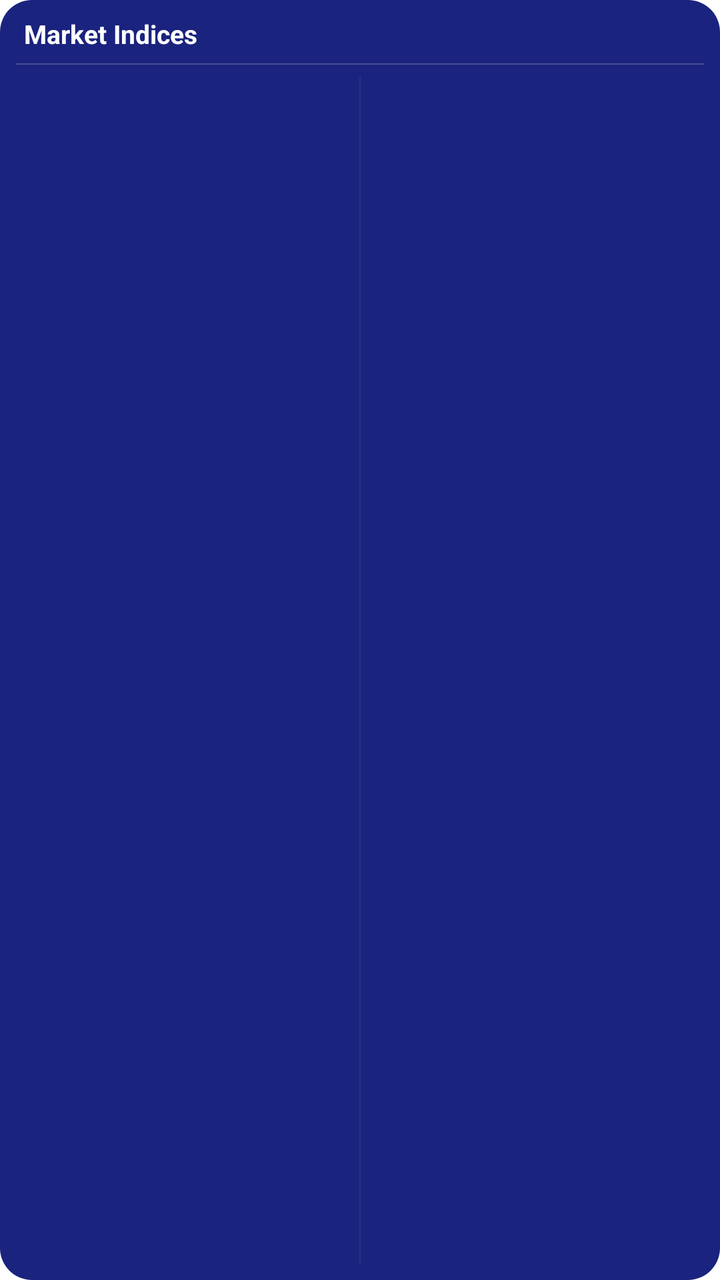
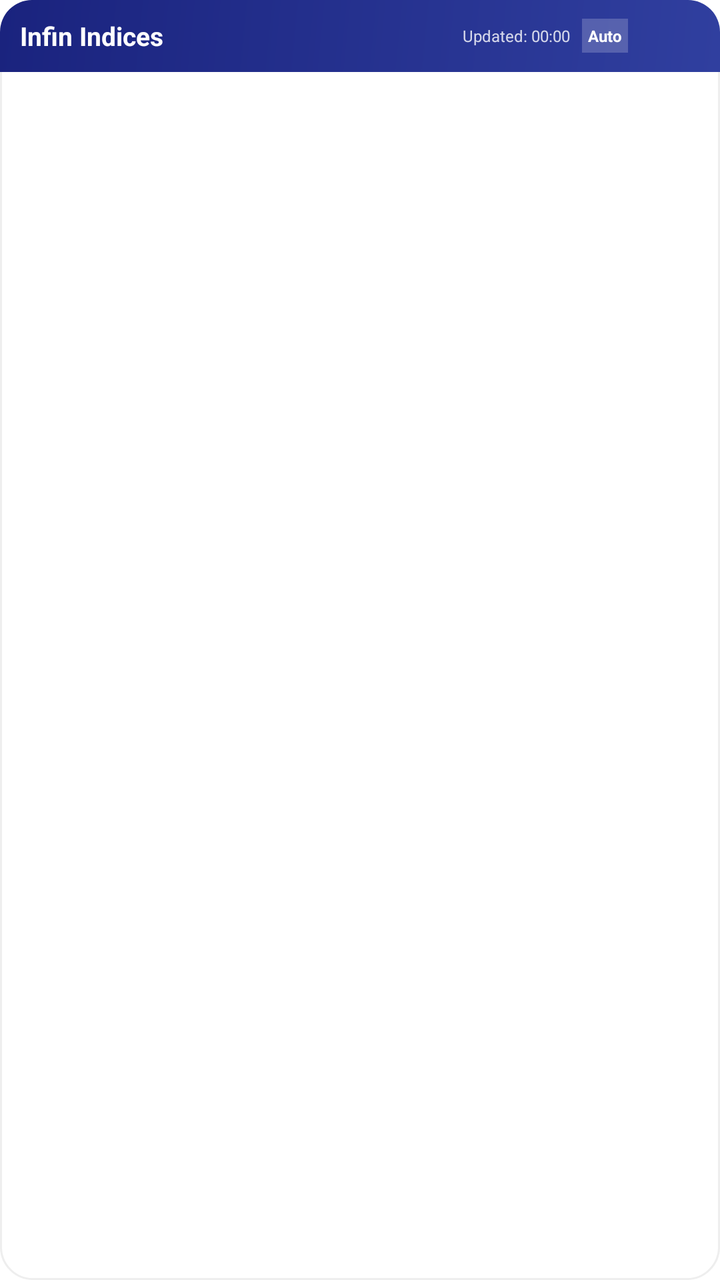

The first picture is an Android layout as it rendered before a commit; the second is the same layout after the commit. The layout source and the unified diff follow.
<!-- AndroidManifest.xml: fallback theme Theme.MaterialComponents.DayNight.NoActionBar -->
<!-- res/layout/index_widget.xml -->
<?xml version="1.0" encoding="utf-8"?>
<LinearLayout xmlns:android="http://schemas.android.com/apk/res/android"
    android:layout_width="match_parent"
    android:layout_height="match_parent"
    android:orientation="vertical"
    android:padding="8dp"
    android:background="@drawable/widget_background">

    <LinearLayout
        android:layout_width="match_parent"
        android:layout_height="wrap_content"
        android:orientation="horizontal"
        android:gravity="center_vertical"
        android:paddingLeft="4dp"
        android:paddingRight="4dp">
        <TextView
            android:id="@+id/widget_title"
            android:layout_width="0dp"
            android:layout_weight="1"
            android:layout_height="wrap_content"
            android:text="Market Indices"
            android:textStyle="bold"
            android:textColor="#FFFFFF"
            android:textSize="13sp" />
        <ImageView
            android:layout_width="14dp"
            android:layout_height="14dp"
            android:src="@mipmap/ic_launcher" />
    </LinearLayout>

    <LinearLayout
        android:layout_width="match_parent"
        android:layout_height="0.5dp"
        android:background="#33FFFFFF"
        android:layout_marginTop="6dp"
        android:layout_marginBottom="6dp"
        android:orientation="horizontal" />

    <TextView
        android:id="@+id/empty_view"
        android:layout_width="match_parent"
        android:layout_height="match_parent"
        android:gravity="center"
        android:text="No bookmarks.\nOpen app to add."
        android:textColor="#AAFFFFFF"
        android:textSize="11sp"
        android:visibility="gone" />

    <LinearLayout
        android:id="@+id/indices_container"
        android:layout_width="match_parent"
        android:layout_height="match_parent"
        android:orientation="horizontal">

        
        <LinearLayout
            android:layout_width="0dp"
            android:layout_weight="1"
            android:layout_height="match_parent"
            android:orientation="vertical"
            android:paddingRight="4dp">
            <LinearLayout android:id="@+id/item1" android:layout_width="match_parent" android:layout_height="wrap_content" android:orientation="vertical" />
            <LinearLayout android:id="@+id/item2" android:layout_width="match_parent" android:layout_height="wrap_content" android:orientation="vertical" />
            <LinearLayout android:id="@+id/item3" android:layout_width="match_parent" android:layout_height="wrap_content" android:orientation="vertical" />
            <LinearLayout android:id="@+id/item4" android:layout_width="match_parent" android:layout_height="wrap_content" android:orientation="vertical" />
            <LinearLayout android:id="@+id/item5" android:layout_width="match_parent" android:layout_height="wrap_content" android:orientation="vertical" />
            <LinearLayout android:id="@+id/item6" android:layout_width="match_parent" android:layout_height="wrap_content" android:orientation="vertical" />
        </LinearLayout>

        
        <LinearLayout
            android:layout_width="0.5dp"
            android:layout_height="match_parent"
            android:background="#11FFFFFF"
            android:orientation="vertical" />

        
        <LinearLayout
            android:layout_width="0dp"
            android:layout_weight="1"
            android:layout_height="match_parent"
            android:orientation="vertical"
            android:paddingLeft="4dp">
            <LinearLayout android:id="@+id/item7" android:layout_width="match_parent" android:layout_height="wrap_content" android:orientation="vertical" />
            <LinearLayout android:id="@+id/item8" android:layout_width="match_parent" android:layout_height="wrap_content" android:orientation="vertical" />
            <LinearLayout android:id="@+id/item9" android:layout_width="match_parent" android:layout_height="wrap_content" android:orientation="vertical" />
            <LinearLayout android:id="@+id/item10" android:layout_width="match_parent" android:layout_height="wrap_content" android:orientation="vertical" />
            <LinearLayout android:id="@+id/item11" android:layout_width="match_parent" android:layout_height="wrap_content" android:orientation="vertical" />
            <LinearLayout android:id="@+id/item12" android:layout_width="match_parent" android:layout_height="wrap_content" android:orientation="vertical" />
        </LinearLayout>

    </LinearLayout>
</LinearLayout>
<!-- resources referenced by this layout -->
<resources>
  <!-- drawable widget_background (drawable) -->
  <?xml version="1.0" encoding="utf-8"?>
  <shape xmlns:android="http://schemas.android.com/apk/res/android">
      <solid android:color="#1A237E" />
      <corners android:radius="16dp" />
  </shape>
  <!-- mipmap ic_launcher (mipmap-anydpi-v26) -->
  <?xml version="1.0" encoding="utf-8"?>
  <adaptive-icon xmlns:android="http://schemas.android.com/apk/res/android">
      <background android:drawable="@color/ic_launcher_background"/>
      <foreground android:drawable="@drawable/ic_launcher_foreground"/>
  </adaptive-icon>
  <color name="ic_launcher_background">#1A237E</color>
  <!-- drawable ic_launcher_foreground (drawable) -->
  <vector xmlns:android="http://schemas.android.com/apk/res/android"
      android:width="108dp"
      android:height="108dp"
      android:viewportWidth="108"
      android:viewportHeight="108">
  
      
      <path
          android:fillColor="#1A237E"
          android:pathData="M54,54m-30,0a30,30 0,1 1,60 0a30,30 0,1 1,-60 0" />
  
      
      
      <path
          android:strokeColor="#FFFFFF"
          android:strokeWidth="6"
          android:strokeLineCap="round"
          android:pathData="M44,45 L44,68" />
  
      
      <path
          android:strokeColor="#FFFFFF"
          android:strokeWidth="6"
          android:strokeLineCap="round"
          android:pathData="M54,68 L54,52 Q57,44 68,44 L68,68" />
  
      
      <path
          android:fillColor="#FFFFFF"
          android:pathData="M44,34m-4,0a4,4 0,1 1,8 0a4,4 0,1 1,-8 0" />
  
      
      <path
          android:strokeColor="#FFFFFF"
          android:strokeWidth="3.5"
          android:strokeLineCap="round"
          android:pathData="M35,76 Q54,82 73,76" />
  </vector>
</resources>

<!-- the commit's change to res/layout/index_widget.xml (unified diff, before → after) -->
@@ -3,91 +3,111 @@
     android:layout_width="match_parent"
     android:layout_height="match_parent"
     android:orientation="vertical"
-    android:padding="8dp"
-    android:background="@drawable/widget_background">
+    android:background="@drawable/widget_background"
+    android:clickable="false">
 
+    
     <LinearLayout
+        android:id="@+id/header_bar"
         android:layout_width="match_parent"
-        android:layout_height="wrap_content"
+        android:layout_height="36dp"
         android:orientation="horizontal"
         android:gravity="center_vertical"
-        android:paddingLeft="4dp"
-        android:paddingRight="4dp">
+        android:paddingLeft="10dp"
+        android:paddingRight="10dp"
+        android:background="@drawable/header_background"
+        android:clickable="true">
+
         <TextView
             android:id="@+id/widget_title"
             android:layout_width="0dp"
             android:layout_weight="1"
             android:layout_height="wrap_content"
-            android:text="Market Indices"
+            android:text="Infin Indices"
             android:textStyle="bold"
             android:textColor="#FFFFFF"
-            android:textSize="13sp" />
-        <ImageView
-            android:layout_width="14dp"
-            android:layout_height="14dp"
-            android:src="@mipmap/ic_launcher" />
+            android:textSize="13sp"
+            android:clickable="false" />
+
+        <TextView
+            android:id="@+id/last_refresh_label"
+            android:layout_width="wrap_content"
+            android:layout_height="wrap_content"
+            android:text="Updated: "
+            android:textColor="#CCFFFFFF"
+            android:textSize="8sp" />
+
+        <TextView
+            android:id="@+id/last_refresh"
+            android:layout_width="wrap_content"
+            android:layout_height="wrap_content"
+            android:text="00:00"
+            android:textColor="#CCFFFFFF"
+            android:textSize="8sp"
+            android:layout_marginRight="6dp" />
+
+        <TextView
+            android:id="@+id/btn_toggle_cols"
+            android:layout_width="wrap_content"
+            android:layout_height="wrap_content"
+            android:text="Auto"
+            android:textColor="#FFFFFF"
+            android:textSize="8sp"
+            android:textStyle="bold"
+            android:background="#33FFFFFF"
+            android:padding="3dp"
+            android:layout_marginRight="8dp"
+            android:clickable="true" />
+
+        <FrameLayout
+            android:id="@+id/logo_refresh_btn"
+            android:layout_width="28dp"
+            android:layout_height="28dp"
+            android:clickable="true">
+
+            <ImageView
+                android:id="@+id/widget_logo"
+                android:layout_width="24dp"
+                android:layout_height="24dp"
+                android:layout_gravity="center"
+                android:src="@mipmap/ic_launcher" />
+
+            <ProgressBar
+                android:id="@+id/refresh_progress"
+                android:layout_width="18dp"
+                android:layout_height="18dp"
+                android:layout_gravity="center"
+                android:visibility="gone"
+                android:indeterminate="true"
+                android:indeterminateTint="#FFFFFF" />
+        </FrameLayout>
     </LinearLayout>
 
-    <LinearLayout
-        android:layout_width="match_parent"
-        android:layout_height="0.5dp"
-        android:background="#33FFFFFF"
-        android:layout_marginTop="6dp"
-        android:layout_marginBottom="6dp"
-        android:orientation="horizontal" />
-
-    <TextView
-        android:id="@+id/empty_view"
+    <FrameLayout
         android:layout_width="match_parent"
         android:layout_height="match_parent"
-        android:gravity="center"
-        android:text="No bookmarks.\nOpen app to add."
-        android:textColor="#AAFFFFFF"
-        android:textSize="11sp"
-        android:visibility="gone" />
+        android:padding="8dp"
+        android:clickable="false">
 
-    <LinearLayout
-        android:id="@+id/indices_container"
-        android:layout_width="match_parent"
-        android:layout_height="match_parent"
-        android:orientation="horizontal">
+        <TextView
+            android:id="@+id/empty_view"
+            android:layout_width="match_parent"
+            android:layout_height="match_parent"
+            android:gravity="center"
+            android:text="No bookmarks.\nOpen app to add."
+            android:textColor="#9E9E9E"
+            android:textSize="11sp"
+            android:visibility="gone" />
 
-        
-        <LinearLayout
-            android:layout_width="0dp"
-            android:layout_weight="1"
+        <GridView
+            android:id="@+id/indices_grid"
+            android:layout_width="match_parent"
             android:layout_height="match_parent"
-            android:orientation="vertical"
-            android:paddingRight="4dp">
-            <LinearLayout android:id="@+id/item1" android:layout_width="match_parent" android:layout_height="wrap_content" android:orientation="vertical" />
-            <LinearLayout android:id="@+id/item2" android:layout_width="match_parent" android:layout_height="wrap_content" android:orientation="vertical" />
-            <LinearLayout android:id="@+id/item3" android:layout_width="match_parent" android:layout_height="wrap_content" android:orientation="vertical" />
-            <LinearLayout android:id="@+id/item4" android:layout_width="match_parent" android:layout_height="wrap_content" android:orientation="vertical" />
-            <LinearLayout android:id="@+id/item5" android:layout_width="match_parent" android:layout_height="wrap_content" android:orientation="vertical" />
-            <LinearLayout android:id="@+id/item6" android:layout_width="match_parent" android:layout_height="wrap_content" android:orientation="vertical" />
-        </LinearLayout>
+            android:numColumns="2"
+            android:verticalSpacing="4dp"
+            android:horizontalSpacing="8dp"
+            android:stretchMode="columnWidth"
+            android:gravity="center" />
+    </FrameLayout>
 
-        
-        <LinearLayout
-            android:layout_width="0.5dp"
-            android:layout_height="match_parent"
-            android:background="#11FFFFFF"
-            android:orientation="vertical" />
-
-        
-        <LinearLayout
-            android:layout_width="0dp"
-            android:layout_weight="1"
-            android:layout_height="match_parent"
-            android:orientation="vertical"
-            android:paddingLeft="4dp">
-            <LinearLayout android:id="@+id/item7" android:layout_width="match_parent" android:layout_height="wrap_content" android:orientation="vertical" />
-            <LinearLayout android:id="@+id/item8" android:layout_width="match_parent" android:layout_height="wrap_content" android:orientation="vertical" />
-            <LinearLayout android:id="@+id/item9" android:layout_width="match_parent" android:layout_height="wrap_content" android:orientation="vertical" />
-            <LinearLayout android:id="@+id/item10" android:layout_width="match_parent" android:layout_height="wrap_content" android:orientation="vertical" />
-            <LinearLayout android:id="@+id/item11" android:layout_width="match_parent" android:layout_height="wrap_content" android:orientation="vertical" />
-            <LinearLayout android:id="@+id/item12" android:layout_width="match_parent" android:layout_height="wrap_content" android:orientation="vertical" />
-        </LinearLayout>
-
-    </LinearLayout>
 </LinearLayout>
<!-- resource entries referenced after the edit -->
@@ -1,10 +1,22 @@
 <!-- resources referenced by this layout -->
 <resources>
+  <!-- drawable header_background (drawable) -->
+  <?xml version="1.0" encoding="utf-8"?>
+  <shape xmlns:android="http://schemas.android.com/apk/res/android">
+      <gradient
+          android:startColor="#1A237E"
+          android:endColor="#303F9F"
+          android:angle="315" />
+      <corners
+          android:topLeftRadius="16dp"
+          android:topRightRadius="16dp" />
+  </shape>
   <!-- drawable widget_background (drawable) -->
   <?xml version="1.0" encoding="utf-8"?>
   <shape xmlns:android="http://schemas.android.com/apk/res/android">
-      <solid android:color="#1A237E" />
+      <solid android:color="#FFFFFF" />
       <corners android:radius="16dp" />
+      <stroke android:width="1dp" android:color="#EEEEEE" />
   </shape>
   <!-- mipmap ic_launcher (mipmap-anydpi-v26) -->
   <?xml version="1.0" encoding="utf-8"?>
